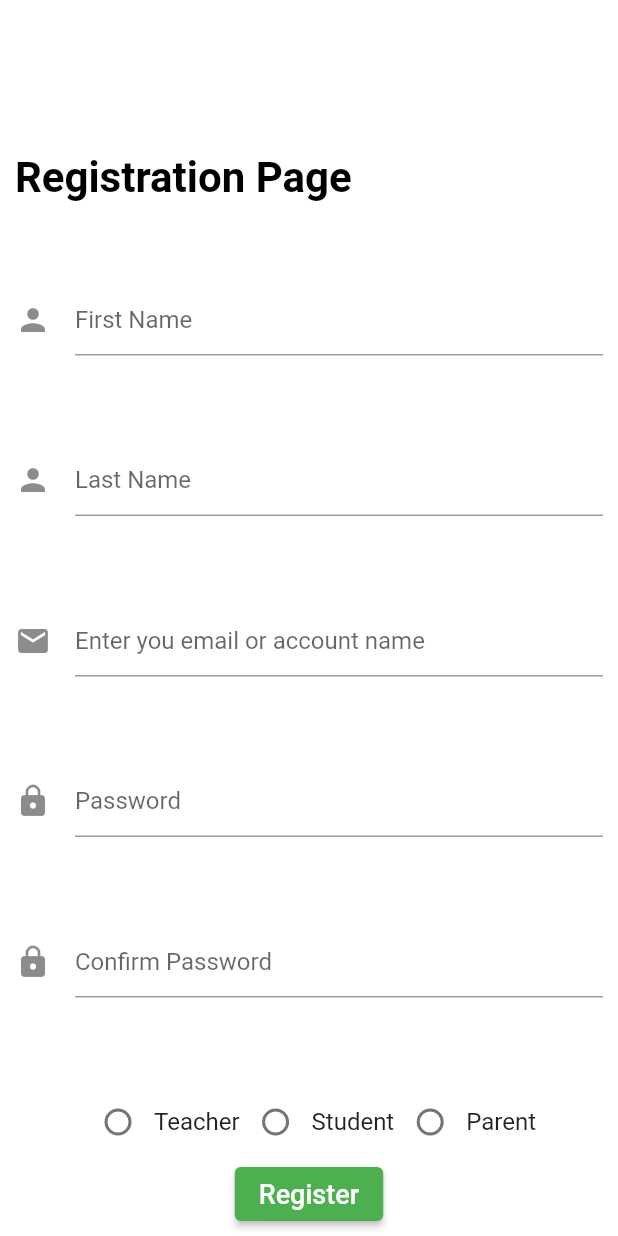
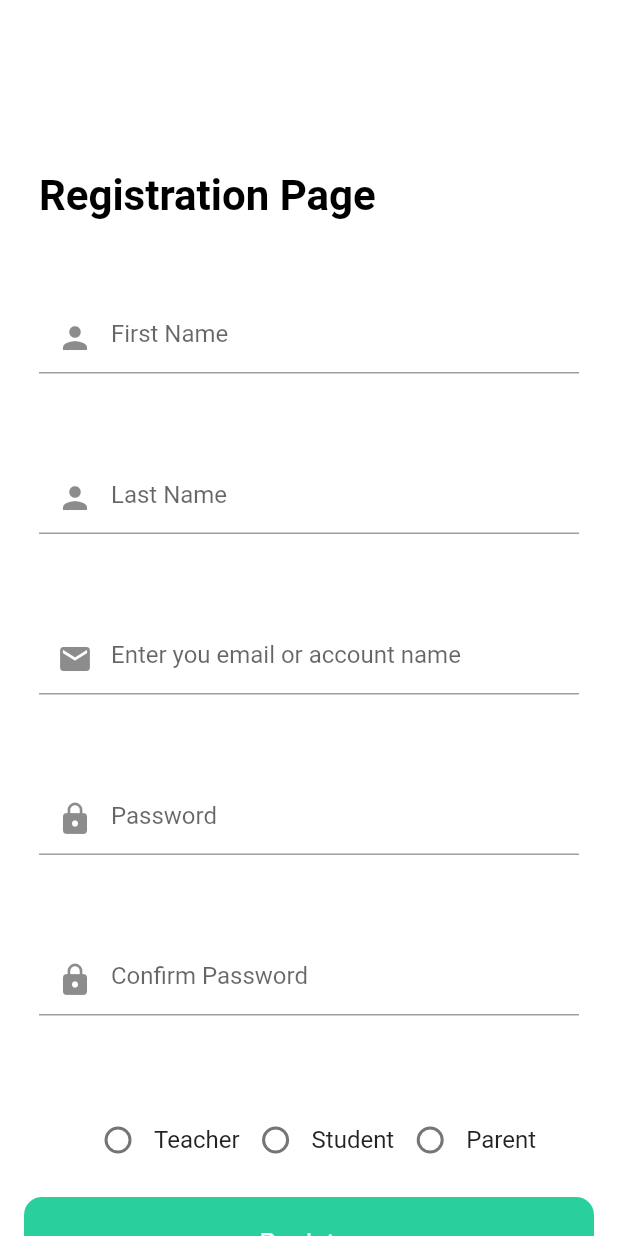
Before and after one commit to n1ghtbyte/Assessments-App, a Flutter app: the RegisterScreen screen opened directly, on a phone screen of 412 x 824 dp. Run offline on Flutter 3.47's test engine with Material 2 defaults, Android fonts, the phone set to English and light mode, and no system bars; our stand-ins replace cloud_firestore, firebase_auth, firebase_core, fl_chart, flutter_speed_dial, loader_overlay; accounts and stored records are empty.

Commit message:
new register style and +projectassess.eu

```diff
--- a/lib/pages/RegisterScreen.dart
+++ b/lib/pages/RegisterScreen.dart
@@ -95,6 +95,8 @@ class _RegisterScreenState extends State<RegisterScreen> {
         child: SingleChildScrollView(
           child: Form(
             key: _formKey,
+            child: Padding(
+              padding: const EdgeInsets.all(16.0),
               child: Column(
                 mainAxisAlignment: MainAxisAlignment.center,
                 crossAxisAlignment: CrossAxisAlignment.start,
@@ -125,7 +127,8 @@ class _RegisterScreenState extends State<RegisterScreen> {
                     child: TextFormField(
                       controller: _firstName,
                       decoration: InputDecoration(
-                        hintText: "First Name", icon: Icon(Icons.person)),
+                          hintText: "First Name",
+                          prefixIcon: Icon(Icons.person)),
                     ),
                   ),
                   SizedBox(
@@ -138,7 +141,7 @@ class _RegisterScreenState extends State<RegisterScreen> {
                       controller: _lastName,
                       decoration: InputDecoration(
                         hintText: "Last Name",
-                      icon: Icon(Icons.person),
+                        prefixIcon: Icon(Icons.person),
                       ),
                     ),
                   ),
@@ -156,7 +159,7 @@ class _RegisterScreenState extends State<RegisterScreen> {
                       keyboardType: TextInputType.emailAddress,
                       decoration: InputDecoration(
                         hintText: "Enter you email or account name",
-                      icon: Icon(Icons.email),
+                        prefixIcon: Icon(Icons.email),
                       ),
                       // ,
                     ),
@@ -172,7 +175,7 @@ class _RegisterScreenState extends State<RegisterScreen> {
                       keyboardType: TextInputType.text,
                       decoration: InputDecoration(
                         hintText: "Password",
-                      icon: Icon(Icons.lock),
+                        prefixIcon: Icon(Icons.lock),
                       ),
                       // decoration: buildInputDecoration(Icons.lock, "Password"),
                       validator: (value) {
@@ -195,7 +198,7 @@ class _RegisterScreenState extends State<RegisterScreen> {
                       keyboardType: TextInputType.text,
                       decoration: InputDecoration(
                         hintText: "Confirm Password",
-                      icon: Icon(Icons.lock),
+                        prefixIcon: Icon(Icons.lock),
                       ),
                       // decoration:
                       //     buildInputDecoration(Icons.lock, "Confirm Password"),
@@ -267,18 +270,26 @@ class _RegisterScreenState extends State<RegisterScreen> {
                       ),
                     ],
                   ),
-                Align(
-                  alignment: Alignment.center,
-                  child: ElevatedButton(
-                    // elevation: 0.0,
-                    // padding: EdgeInsets.symmetric(vertical: 12.0),
-                    // shape: RoundedRectangleBorder(
-                    //   borderRadius: BorderRadius.circular(12.0),
-                    // ),
+                  SizedBox(
+                    height: 14,
+                  ),
+                  Container(
+                    width: double.infinity,
+                    child: RawMaterialButton(
+                      fillColor: Color(0xFF29D09E),
+                      elevation: 0.0,
+                      padding: EdgeInsets.symmetric(vertical: 20.0),
+                      shape: RoundedRectangleBorder(
+                        borderRadius: BorderRadius.circular(12.0),
+                      ),
                       onPressed: () async {
                         if (_passwordController.text ==
                             _passwordController2.text) {
                           try {
+                            if (!_emailController.text.contains("@")) {
+                              _emailController.text =
+                                  _emailController.text + "@projectassess.eu";
+                            }
                             await FirebaseAuth.instance
                                 .createUserWithEmailAndPassword(
                                     email: _emailController.text,
@@ -296,7 +307,8 @@ class _RegisterScreenState extends State<RegisterScreen> {
                             } else if (e.code == 'email-already-in-use') {
                               print('email-already-in-use');
                               final snackBar = SnackBar(
-                                content: Text('The account already exists!!'));
+                                  content:
+                                      Text('The account already exists!!'));
                               ScaffoldMessenger.of(context)
                                   .showSnackBar(snackBar);
                             }
@@ -316,6 +328,7 @@ class _RegisterScreenState extends State<RegisterScreen> {
                     ),
                   ),
                 ],
+              ),
             ),
           ),
         ),
```
Lines whose indentation alone changed are shown as unchanged.
